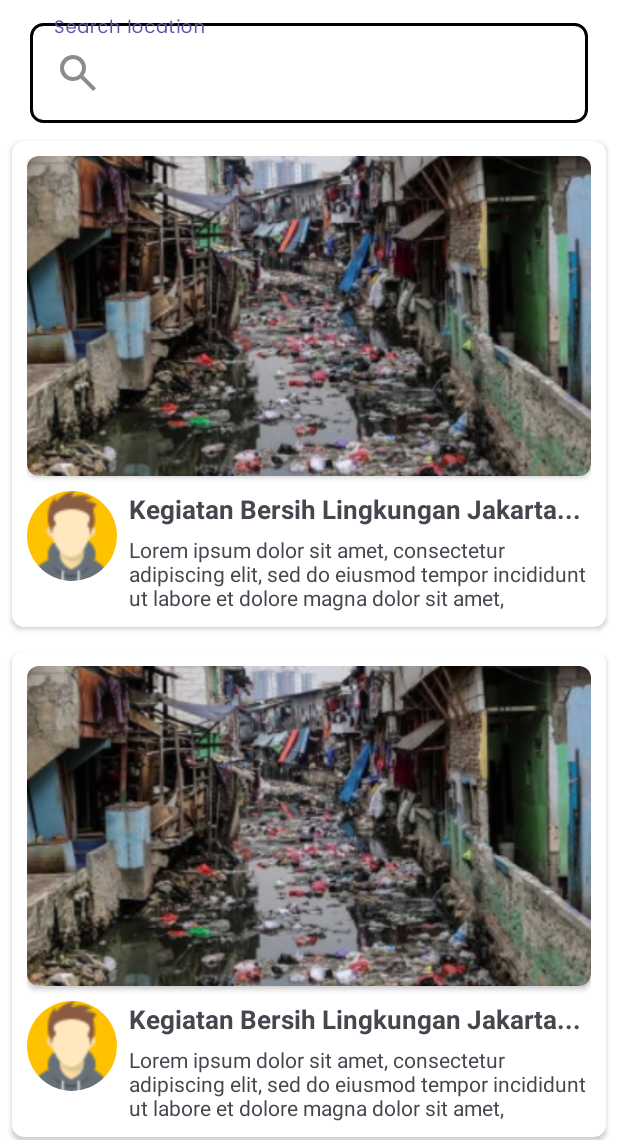
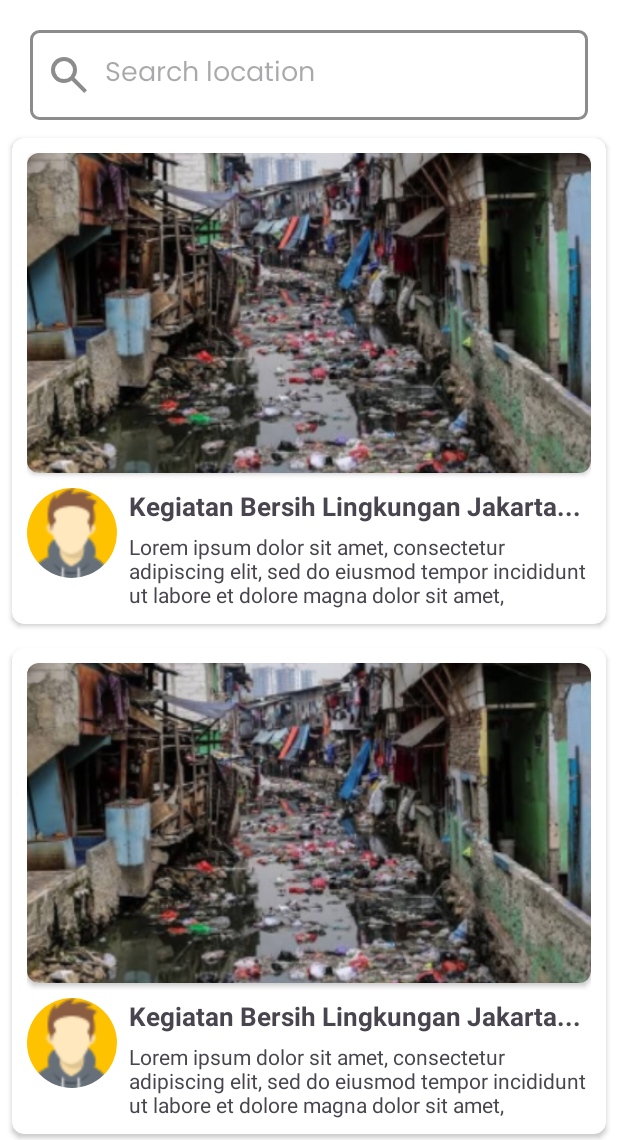
Before and after one commit to TatangMengkudu/BANGKIT-SOStainable, an Android app: the layout fragment_home.xml on its own in the app's theme, with its tools: preview values and no code run, on a phone screen of 412 x 824 dp, the part 96-1236 px from its top. Run offline under Robolectric (Android 15) with nearby library versions, the phone set to English and light mode, and no system bars.

Commit message:
[HOME] Added custom edit text and improved the search bar item component on the home page

```diff
--- /dev/null
+++ b/app/src/main/res/drawable/custom_edit_text.xml
@@ -0,0 +1,6 @@
+<?xml version="1.0" encoding="utf-8"?>
+<shape xmlns:android="http://schemas.android.com/apk/res/android">
+    <solid android:color="@android:color/white" />
+    <stroke android:width="2dp" android:color="@color/textGreyColor" />
+    <corners android:radius="5dp" />
+</shape>
--- a/app/src/main/res/layout/fragment_home.xml
+++ b/app/src/main/res/layout/fragment_home.xml
@@ -31,38 +31,23 @@
                 app:titleTextColor="@color/white" />
         </com.google.android.material.appbar.AppBarLayout>
 
-        <com.google.android.material.textfield.TextInputLayout
+        <EditText
             android:id="@+id/searchBar"
             android:layout_width="match_parent"
-            android:layout_height="wrap_content"
+            android:layout_height="60dp"
+            android:layout_marginTop="20dp"
             android:layout_marginStart="20dp"
-            android:layout_marginTop="10dp"
             android:layout_marginEnd="20dp"
-            app:layout_constraintTop_toBottomOf="@+id/appBar">
-
-            <com.google.android.material.textfield.TextInputEditText
-                android:layout_width="match_parent"
-                android:layout_height="wrap_content"
-                android:hint="Search location"
-                android:fontFamily="@font/poppins"
-                android:background="@drawable/custom_button_stroke"
-                android:textColor="@color/textGreyColor"
-                android:drawableStart="@drawable/search_icon"
-                android:drawablePadding="8dp"
-                android:inputType="textEmailAddress"/>
-        </com.google.android.material.textfield.TextInputLayout>
-
-        <com.google.android.material.search.SearchView
-            android:id="@+id/searchView"
-            android:layout_width="0dp"
-            android:layout_height="0dp"
             android:hint="Search location"
-            app:layout_anchor="@id/searchBar"
-            app:layout_constraintBottom_toBottomOf="parent"
-            app:layout_constraintEnd_toEndOf="parent"
-            app:layout_constraintStart_toStartOf="parent"
-            app:layout_constraintTop_toTopOf="parent">
-        </com.google.android.material.search.SearchView>
+            android:paddingStart="10dp"
+            android:textColor="@color/textGreyColor"
+            android:fontFamily="@font/poppins"
+            android:drawableStart="@drawable/search_icon"
+            android:drawablePadding="8dp"
+            app:layout_constraintStart_toStartOf="@+id/rv_news"
+            app:layout_constraintEnd_toEndOf="@+id/rv_news"
+            android:background="@drawable/custom_edit_text"
+            app:layout_constraintTop_toBottomOf="@+id/appBar"/>
 
         <androidx.recyclerview.widget.RecyclerView
             android:id="@+id/rv_news"
```
